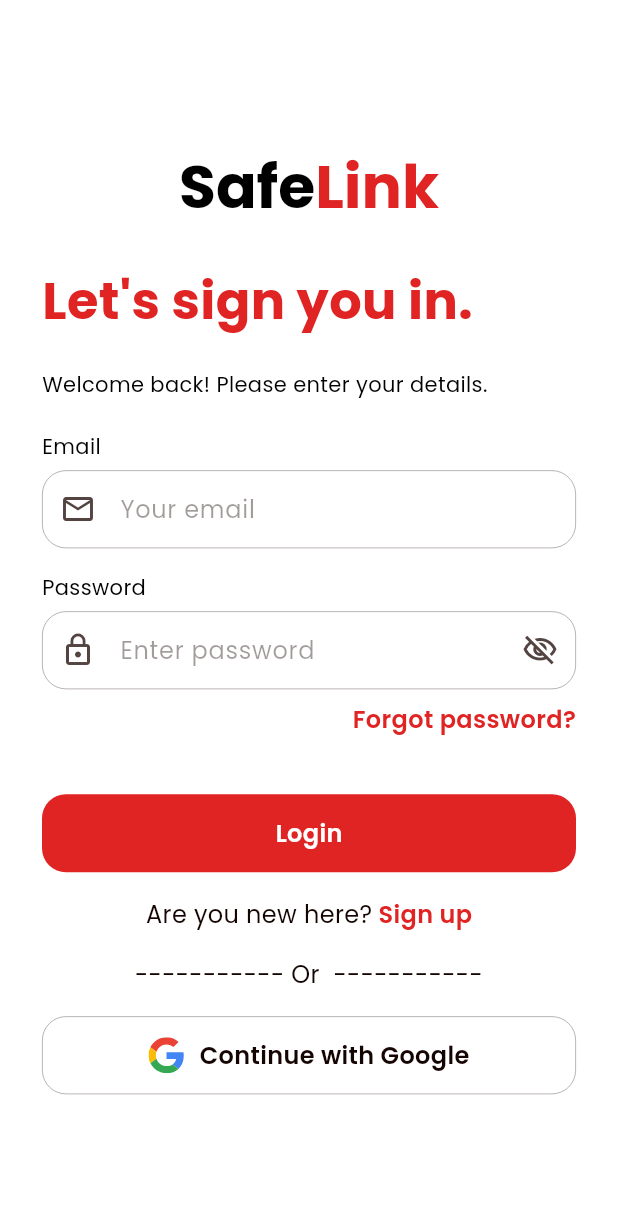
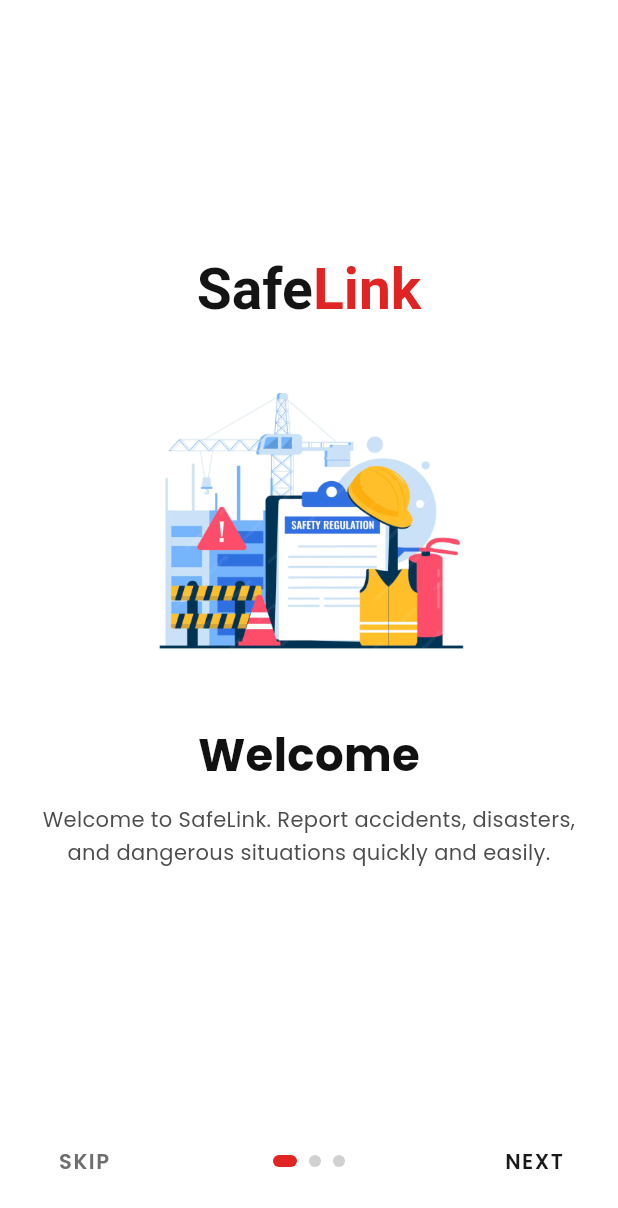
Before and after one commit to AkashMaheema/SafeLink, a Flutter app: the screen it shows after launch, on a phone screen of 412 x 824 dp. Shown: the top 1208 px of the screen. Run offline on Flutter 3.47's test engine with Material 3 defaults, Android fonts, the light colour scheme and no system bars; our stand-ins replace cloud_firestore, connectivity_plus, file_picker, firebase_auth, firebase_core, firebase_messaging and 9 more; accounts and stored records are empty.

Commit message:
Add LandingScreen with onboarding functionality and page navigation

```diff
--- /dev/null
+++ b/lib/screens/landing/landing_screen.dart
@@ -0,0 +1,241 @@
+import 'package:flutter/material.dart';
+import 'package:google_fonts/google_fonts.dart';
+import 'package:shared_preferences/shared_preferences.dart';
+
+import '../../widgets/auth_gate.dart';
+
+class LandingScreen extends StatefulWidget {
+  const LandingScreen({super.key});
+
+  static const seenOnboardingKey = 'has_seen_onboarding';
+
+  @override
+  State<LandingScreen> createState() => _LandingScreenState();
+}
+
+class _LandingScreenState extends State<LandingScreen> {
+  final PageController _pageController = PageController();
+  int _currentIndex = 0;
+
+  final List<_LandingPageData> _pages = const [
+    _LandingPageData(
+      titleBlack: 'Safe',
+      titleRed: 'Link',
+      heading: 'Welcome',
+      description:
+          'Welcome to SafeLink. Report accidents, disasters, and dangerous situations quickly and easily.',
+      imagePath: 'assets/images/landingPageOne.png',
+    ),
+    _LandingPageData(
+      titleBlack: 'Emergency ',
+      titleRed: 'Alerts',
+      heading: 'Stay Informed',
+      description:
+          'Receive real-time alerts about accidents, floods, and emergencies near you so you can act early and stay safe.',
+      imagePath: 'assets/images/ladingPageTwo.png',
+    ),
+    _LandingPageData(
+      titleBlack: 'Asking ',
+      titleRed: 'Help',
+      heading: 'Get Help Fast',
+      description:
+          'Request help instantly during accidents or disasters. SafeLink connects you with responders when you need it most.',
+      imagePath: 'assets/images/landingPageThree.png',
+    ),
+  ];
+
+  @override
+  void dispose() {
+    _pageController.dispose();
+    super.dispose();
+  }
+
+  Future<void> _finishLanding() async {
+    final prefs = await SharedPreferences.getInstance();
+    await prefs.setBool(LandingScreen.seenOnboardingKey, true);
+
+    if (!mounted) return;
+
+    Navigator.of(context).pushAndRemoveUntil(
+      PageRouteBuilder(
+        pageBuilder: (_, __, ___) => const AuthGate(),
+        transitionsBuilder: (_, animation, __, child) =>
+            FadeTransition(opacity: animation, child: child),
+        transitionDuration: const Duration(milliseconds: 300),
+      ),
+      (route) => false,
+    );
+  }
+
+  void _nextPage() {
+    if (_currentIndex == _pages.length - 1) {
+      _finishLanding();
+      return;
+    }
+
+    _pageController.nextPage(
+      duration: const Duration(milliseconds: 260),
+      curve: Curves.easeOut,
+    );
+  }
+
+  @override
+  Widget build(BuildContext context) {
+    return Scaffold(
+      backgroundColor: Colors.white,
+      body: SafeArea(
+        child: Column(
+          children: [
+            Expanded(
+              child: PageView.builder(
+                controller: _pageController,
+                itemCount: _pages.length,
+                onPageChanged: (index) {
+                  setState(() {
+                    _currentIndex = index;
+                  });
+                },
+                itemBuilder: (context, index) {
+                  final page = _pages[index];
+                  return Padding(
+                    padding: const EdgeInsets.symmetric(
+                      horizontal: 28,
+                      vertical: 20,
+                    ),
+                    child: Column(
+                      mainAxisAlignment: MainAxisAlignment.center,
+                      children: [
+                        RichText(
+                          textAlign: TextAlign.center,
+                          text: TextSpan(
+                            style: GoogleFonts.poppins(
+                              fontSize: 38,
+                              fontWeight: FontWeight.w700,
+                            ),
+                            children: [
+                              TextSpan(
+                                text: page.titleBlack,
+                                style: const TextStyle(
+                                  color: Color(0xFF141414),
+                                ),
+                              ),
+                              TextSpan(
+                                text: page.titleRed,
+                                style: const TextStyle(
+                                  color: Color(0xFFE02323),
+                                ),
+                              ),
+                            ],
+                          ),
+                        ),
+                        const SizedBox(height: 26),
+                        SizedBox(
+                          height: 210,
+                          width: double.infinity,
+                          child: Center(
+                            child: Padding(
+                              padding: const EdgeInsets.all(16),
+                              child: Image.asset(
+                                page.imagePath,
+                                fit: BoxFit.contain,
+                              ),
+                            ),
+                          ),
+                        ),
+                        const SizedBox(height: 30),
+                        Text(
+                          page.heading,
+                          textAlign: TextAlign.center,
+                          maxLines: 1,
+                          overflow: TextOverflow.ellipsis,
+                          style: GoogleFonts.poppins(
+                            fontSize: 30,
+                            fontWeight: FontWeight.w700,
+                            color: const Color(0xFF111111),
+                          ),
+                        ),
+                        const SizedBox(height: 10),
+                        Text(
+                          page.description,
+                          textAlign: TextAlign.center,
+                          style: GoogleFonts.poppins(
+                            fontSize: 14,
+                            height: 1.6,
+                            color: const Color(0xFF4C4C4C),
+                          ),
+                        ),
+                      ],
+                    ),
+                  );
+                },
+              ),
+            ),
+            Padding(
+              padding: const EdgeInsets.fromLTRB(24, 0, 24, 26),
+              child: Row(
+                mainAxisAlignment: MainAxisAlignment.spaceBetween,
+                children: [
+                  TextButton(
+                    onPressed: _finishLanding,
+                    child: Text(
+                      'SKIP',
+                      style: GoogleFonts.poppins(
+                        color: const Color(0xFF6E6E6E),
+                        fontWeight: FontWeight.w600,
+                        letterSpacing: 1,
+                      ),
+                    ),
+                  ),
+                  Row(
+                    children: List.generate(_pages.length, (index) {
+                      final isActive = index == _currentIndex;
+                      return AnimatedContainer(
+                        duration: const Duration(milliseconds: 220),
+                        margin: const EdgeInsets.symmetric(horizontal: 4),
+                        height: 8,
+                        width: isActive ? 16 : 8,
+                        decoration: BoxDecoration(
+                          color: isActive
+                              ? const Color(0xFFE02323)
+                              : const Color(0xFFD0D0D0),
+                          borderRadius: BorderRadius.circular(20),
+                        ),
+                      );
+                    }),
+                  ),
+                  TextButton(
+                    onPressed: _nextPage,
+                    child: Text(
+                      _currentIndex == _pages.length - 1 ? 'START' : 'NEXT',
+                      style: GoogleFonts.poppins(
+                        color: const Color(0xFF1A1A1A),
+                        fontWeight: FontWeight.w600,
+                        letterSpacing: 1,
+                      ),
+                    ),
+                  ),
+                ],
+              ),
+            ),
+          ],
+        ),
+      ),
+    );
+  }
+}
+
+class _LandingPageData {
+  final String titleBlack;
+  final String titleRed;
+  final String heading;
+  final String description;
+  final String imagePath;
+
+  const _LandingPageData({
+    required this.titleBlack,
+    required this.titleRed,
+    required this.heading,
+    required this.description,
+    required this.imagePath,
+  });
+}
--- a/lib/screens/splash_screen.dart
+++ b/lib/screens/splash_screen.dart
@@ -1,6 +1,7 @@
-import 'dart:async';
 import 'package:flutter/material.dart';
 import 'package:google_fonts/google_fonts.dart';
+import 'package:shared_preferences/shared_preferences.dart';
+import 'landing/landing_screen.dart';
 import '../widgets/auth_gate.dart';
 
 class SplashScreen extends StatefulWidget {
@@ -14,17 +15,26 @@
   @override
   void initState() {
     super.initState();
-    Timer(const Duration(milliseconds: 2500), () {
+    _startAppFlow();
+  }
+
+  Future<void> _startAppFlow() async {
+    await Future<void>.delayed(const Duration(milliseconds: 2500));
+    final prefs = await SharedPreferences.getInstance();
+    final hasSeenOnboarding =
+        prefs.getBool(LandingScreen.seenOnboardingKey) ?? false;
+
     if (!mounted) return;
+
     Navigator.of(context).pushReplacement(
       PageRouteBuilder(
-          pageBuilder: (_, __, ___) => const AuthGate(),
+        pageBuilder: (_, __, ___) =>
+            hasSeenOnboarding ? const AuthGate() : const LandingScreen(),
         transitionsBuilder: (_, animation, __, child) =>
             FadeTransition(opacity: animation, child: child),
         transitionDuration: const Duration(milliseconds: 400),
       ),
     );
-    });
   }
 
   @override
--- a/pubspec.yaml
+++ b/pubspec.yaml
@@ -41,6 +41,7 @@
   geolocator: ^14.0.2
   file_picker: ^10.3.10
   image_picker: ^1.1.2
+  shared_preferences: ^2.3.2
 
 dev_dependencies:
   flutter_test:
```
Also changed, not shown: assets/images/ladingPageTwo.png (added), assets/images/landingPageOne.png (added), assets/images/landingPageThree.png (added), pubspec.lock, 1 other file. Lines whose indentation alone changed are shown as unchanged.
